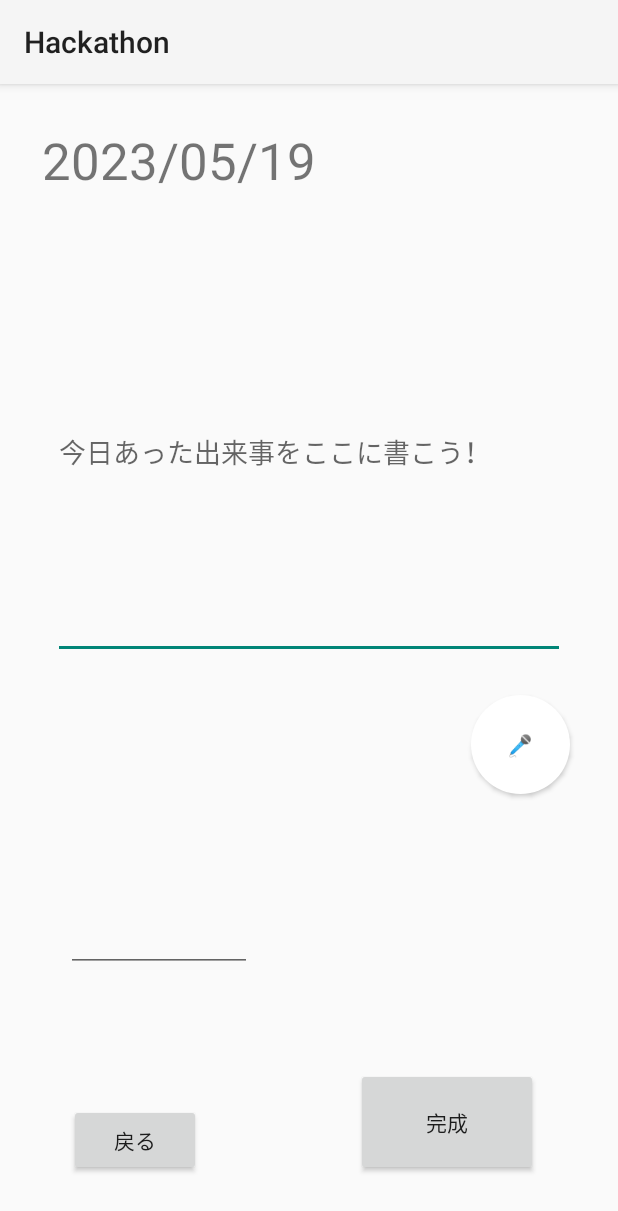
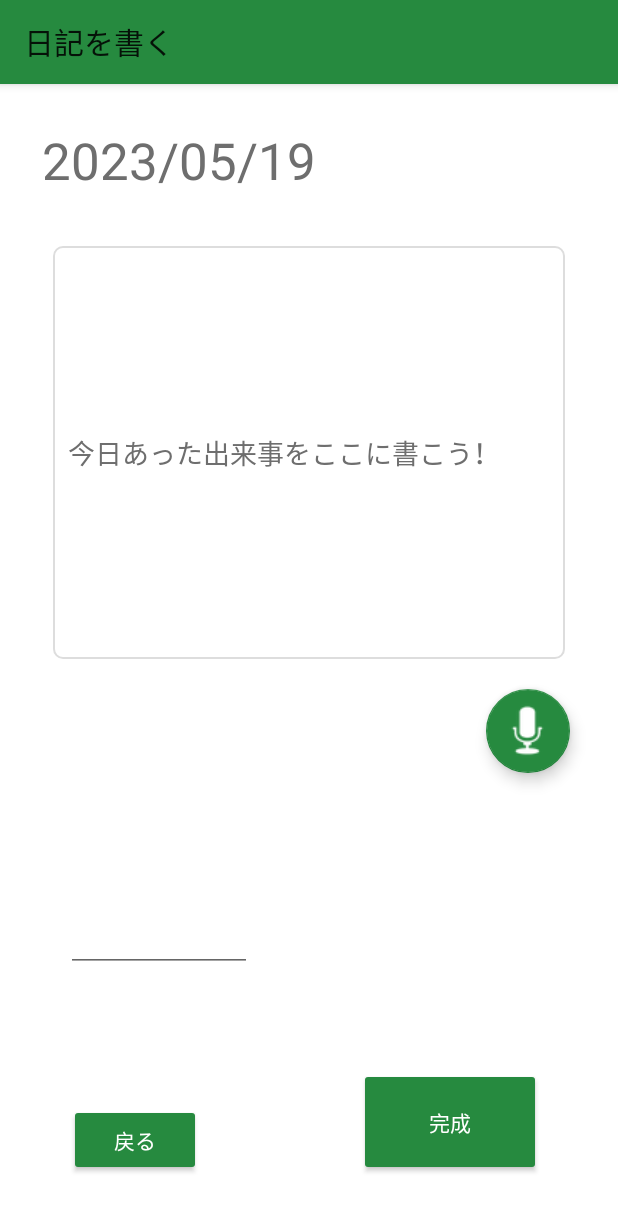
Before and after one commit to Yayoi-cs/Hackathon, an Android app: the WriteDiaryActivity screen opened directly, with no data from a screen before it, on a phone screen of 412 x 824 dp. Shown: the top 1211 px of the screen. Run offline under Robolectric (Android 15) with nearby library versions, the phone set to English and light mode, and no system bars.

Commit message:
color.xml 追加 SpeechRecognizer系 追加 WriteDiaryActivityとWatchActivityのレイアウト調整 etc

```diff
--- a/app/src/main/java/com/example/hackathon/SoundActivity.kt
+++ b/app/src/main/java/com/example/hackathon/SoundActivity.kt
@@ -29,7 +29,7 @@ class SoundActivity : AppCompatActivity() {
         var main_text_view = findViewById<TextView>(R.id.text_main)
         var display_button = findViewById<Button>(R.id.disp_button)
 
-        speechRecognizerManager = SpeechRecognizerManager(recognize_start_button, recognize_text_view)
+//        speechRecognizerManager = SpeechRecognizerManager(recognize_start_button, recognize_text_view)
 
         val nextButton = findViewById<Button>(R.id.btnBack)
         nextButton.setOnClickListener{
--- a/app/src/main/java/com/example/hackathon/WriteDiaryActivity.kt
+++ b/app/src/main/java/com/example/hackathon/WriteDiaryActivity.kt
@@ -1,38 +1,62 @@
 package com.example.hackathon
 
+import android.Manifest
 import android.content.Intent
-import android.graphics.Color
+import android.content.pm.PackageManager
+import android.graphics.drawable.ColorDrawable
 import android.os.Bundle
 import android.text.Editable
 import android.text.TextWatcher
 import android.util.Log
 import android.widget.Button
 import android.widget.EditText
-import android.widget.ProgressBar
 import android.widget.TextView
 import androidx.appcompat.app.AppCompatActivity
-import com.google.android.material.progressindicator.CircularProgressIndicator
+import androidx.core.app.ActivityCompat
+import androidx.core.content.ContextCompat
+import com.example.soundinput.SpeechRecognizerManager
+import com.google.android.material.floatingactionbutton.FloatingActionButton
 import java.text.SimpleDateFormat
 import java.util.Calendar
 import java.util.Locale
 
 class WriteDiaryActivity : AppCompatActivity() {
 
+    private lateinit var speechRecognizerManager: SpeechRecognizerManager
+    private val PERMISSIONS_RECORD_AUDIO = 1000
     private var texts: String = ""
 
     override fun onCreate(savedInstanceState: Bundle?) {
         super.onCreate(savedInstanceState)
         setContentView(R.layout.activity_write_diary)
 
+        val granted = ContextCompat.checkSelfPermission(this, Manifest.permission.RECORD_AUDIO)
+        if (granted != PackageManager.PERMISSION_GRANTED) {
+            ActivityCompat.requestPermissions(this, arrayOf(Manifest.permission.RECORD_AUDIO), PERMISSIONS_RECORD_AUDIO)
+        }
+
+        supportActionBar?.setTitle("日記を書く")
+        supportActionBar?.setBackgroundDrawable(ColorDrawable(ContextCompat.getColor(this, R.color.component_background)))
+
         val satisfactionCount = findViewById<EditText>(R.id.satisfaction_count)
+
+        // 日付関係
         val dateView = findViewById<TextView>(R.id.date_text_view)
         val currentDate = Calendar.getInstance().time
         val dateFormat = SimpleDateFormat("yyyy/MM/dd(EEE)", Locale.getDefault())
         val formattedDate = dateFormat.format(currentDate)
+        val calendar = Calendar.getInstance()
+        calendar.time = currentDate
+        val year = calendar.get(Calendar.YEAR)
+        val month = calendar.get(Calendar.MONTH)
+        val day = calendar.get(Calendar.DAY_OF_MONTH)
+        val dayOfWeek = SimpleDateFormat("EEE", Locale.ENGLISH).format(currentDate)
+
         dateView.text = formattedDate
 
+        // 本文入力するやつ
         val editText = findViewById<EditText>(R.id.edit_text_view)
-        editText.addTextChangedListener(object: TextWatcher {
+        editText.addTextChangedListener(object : TextWatcher {
             override fun afterTextChanged(p0: Editable?) {
                 texts = p0.toString()
                 Log.d("MainActivity", ":a:" + texts)
@@ -42,19 +66,34 @@ class WriteDiaryActivity : AppCompatActivity() {
         })
 
         val backButton = findViewById<Button>(R.id.back_button)
-        backButton.setOnClickListener{
+        backButton.setOnClickListener {
             finish()
         }
 
         val completeButton = findViewById<Button>(R.id.complete_button)
         completeButton.setOnClickListener {
+
+//            var databaseOperation = DatabaseOperation(this)
+//            databaseOperation.insertData(year,month,day,dayOfWeek,texts,"example/example",satisfactionCount,"a")
+
             val intent = Intent(this, WatchActivity::class.java)
             intent.putExtra("TEXT", editText.text.toString())
             intent.putExtra("SATISFACTION", satisfactionCount.text.toString())
+            intent.putExtra("DATE", formattedDate)
+            intent.putExtra("YEAR", year)
+            intent.putExtra("MONTH", month)
+            intent.putExtra("DAY", day)
             startActivity(intent)
 //            Log.d("Write", ":a:" + editText.text.toString())
 //            Log.d("Write", ":b:" + satisfactionCount.text.toString())
         }
+
+        val micButton = findViewById<FloatingActionButton>(R.id.mic_button)
+        micButton.setOnClickListener {
+
+        }
+
+        speechRecognizerManager = SpeechRecognizerManager(micButton, editText)
 
 
 //        val progressIndicator = findViewById<CircularProgressIndicator>(R.id.progressIndicator)
@@ -72,4 +111,5 @@ class WriteDiaryActivity : AppCompatActivity() {
 
     }
 
+
 }
--- a/app/src/main/java/com/example/hackathon/test.kt
+++ /dev/null
@@ -1,5 +0,0 @@
-package com.example.hackathon
-
-class test {
-    // this is nite's test file
-}
--- /dev/null
+++ b/app/src/main/res/drawable/textview_background.xml
@@ -0,0 +1,16 @@
+<?xml version="1.0" encoding="utf-8"?>
+<shape xmlns:android="http://schemas.android.com/apk/res/android"
+    android:shape="rectangle">
+
+    <!-- 背景色 -->
+    <solid android:color="#ffffff" />
+
+    <!-- 角の丸み -->
+    <corners android:radius="6dp" />
+
+    <stroke
+        android:color="#dddddd"
+        android:width="1dp"
+        />
+
+</shape>
--- a/app/src/main/res/layout/activity_write_diary.xml
+++ b/app/src/main/res/layout/activity_write_diary.xml
@@ -4,6 +4,7 @@
     xmlns:tools="http://schemas.android.com/tools"
     android:layout_width="match_parent"
     android:layout_height="match_parent"
+    android:background="#FFFFFF"
     tools:context=".WriteDiaryActivity">
 
     <Button
@@ -11,6 +12,8 @@
         android:layout_width="wrap_content"
         android:layout_height="wrap_content"
         android:layout_marginBottom="40dp"
+        android:backgroundTint="@color/component_background"
+        android:textColor="@color/component_foreground"
         android:text="戻る"
         app:layout_constraintBottom_toBottomOf="parent"
         app:layout_constraintEnd_toEndOf="parent"
@@ -23,10 +26,12 @@
         android:layout_height="72dp"
         android:layout_marginStart="24dp"
         android:layout_marginBottom="40dp"
+        android:backgroundTint="@color/component_background"
         android:text="完成"
+        android:textColor="@color/component_foreground"
         app:layout_constraintBottom_toBottomOf="parent"
         app:layout_constraintEnd_toEndOf="parent"
-        app:layout_constraintHorizontal_bias="0.597"
+        app:layout_constraintHorizontal_bias="0.613"
         app:layout_constraintStart_toEndOf="@+id/back_button" />
 
     <EditText
@@ -34,12 +39,18 @@
         android:layout_width="341dp"
         android:layout_height="275dp"
         android:layout_marginTop="108dp"
+        android:background="@drawable/textview_background"
+        android:elegantTextHeight="false"
         android:ems="10"
         android:hint="今日あった出来事をここに書こう！"
         android:inputType="text|textMultiLine"
-        android:lines="10"
+        android:lines="12"
         android:maxLines="1"
+        android:padding="10dp"
+        android:paddingLeft="10dp"
         android:text=""
+        android:textColor="#000000"
+        android:textColorHint="#6E6E6E"
         app:layout_constraintEnd_toEndOf="parent"
         app:layout_constraintStart_toStartOf="parent"
         app:layout_constraintTop_toTopOf="parent" />
@@ -57,17 +68,6 @@
         app:layout_constraintBottom_toBottomOf="parent"
         app:layout_constraintStart_toStartOf="parent" />
 
-    <Button
-        android:id="@+id/mike_button"
-        android:layout_width="66dp"
-        android:layout_height="66dp"
-        android:layout_marginTop="24dp"
-        android:layout_marginEnd="32dp"
-        android:background="@drawable/btn_round"
-        android:text="🎤"
-        app:layout_constraintEnd_toEndOf="parent"
-        app:layout_constraintTop_toBottomOf="@+id/edit_text_view" />
-
     <TextView
         android:id="@+id/date_text_view"
         android:layout_width="183dp"
@@ -75,8 +75,23 @@
         android:layout_marginStart="28dp"
         android:layout_marginTop="28dp"
         android:text="default"
+        android:textColor="#6E6E6E"
         android:textSize="34sp"
         app:layout_constraintStart_toStartOf="parent"
         app:layout_constraintTop_toTopOf="parent" />
 
+    <com.google.android.material.floatingactionbutton.FloatingActionButton
+        android:id="@+id/mic_button"
+        android:layout_width="wrap_content"
+        android:layout_height="wrap_content"
+        android:layout_marginTop="20dp"
+        android:layout_marginEnd="32dp"
+        android:clickable="true"
+        app:backgroundTint="@color/component_background"
+        app:layout_constraintEnd_toEndOf="parent"
+        app:layout_constraintTop_toBottomOf="@+id/edit_text_view"
+        app:maxImageSize="46dp"
+        app:srcCompat="@android:drawable/ic_btn_speak_now"
+        app:tint="@color/component_foreground" />
+
 </androidx.constraintlayout.widget.ConstraintLayout>
--- a/app/src/main/res/values/colors.xml
+++ b/app/src/main/res/values/colors.xml
@@ -7,4 +7,8 @@
     <color name="teal_700">#FF018786</color>
     <color name="black">#FF000000</color>
     <color name="white">#FFFFFFFF</color>
+
+    <color name="component_background">#268A3F</color>
+    <color name="component_foreground">#FFFFFF</color>
+
 </resources>
```
Also changed, not shown: app/src/main/java/com/example/hackathon/SpeechRecognizerManager.kt (+49 -18 lines), app/src/main/java/com/example/hackathon/WatchActivity.kt (+21 -1 lines), app/src/main/res/layout/activity_watch.xml (+43 -5 lines).
